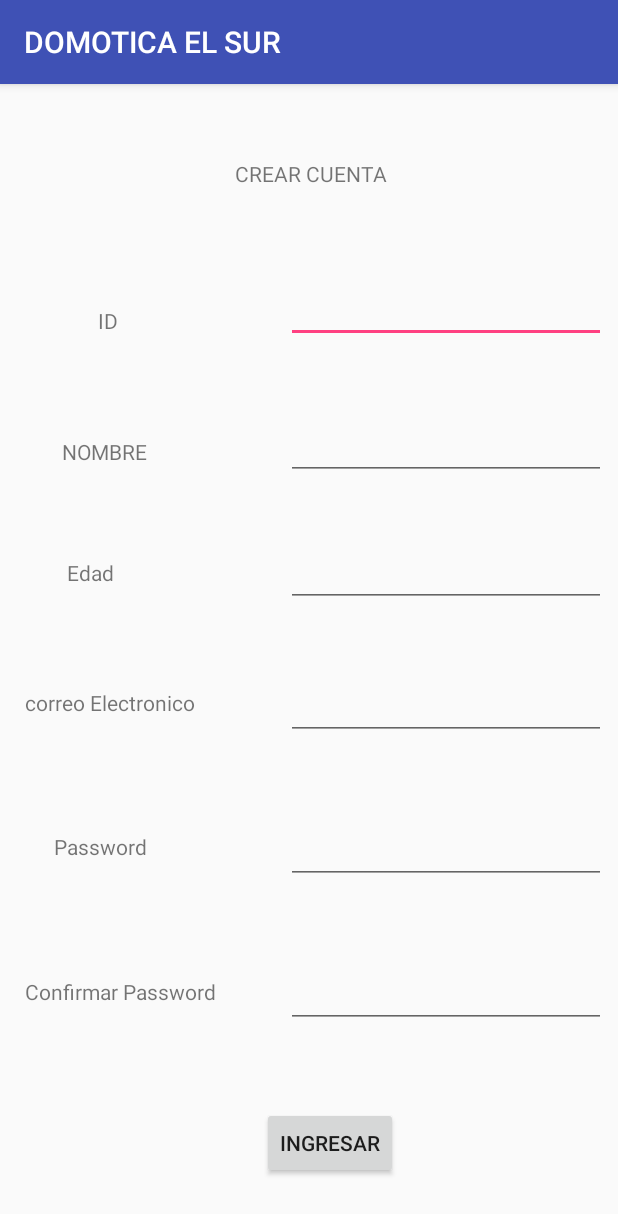
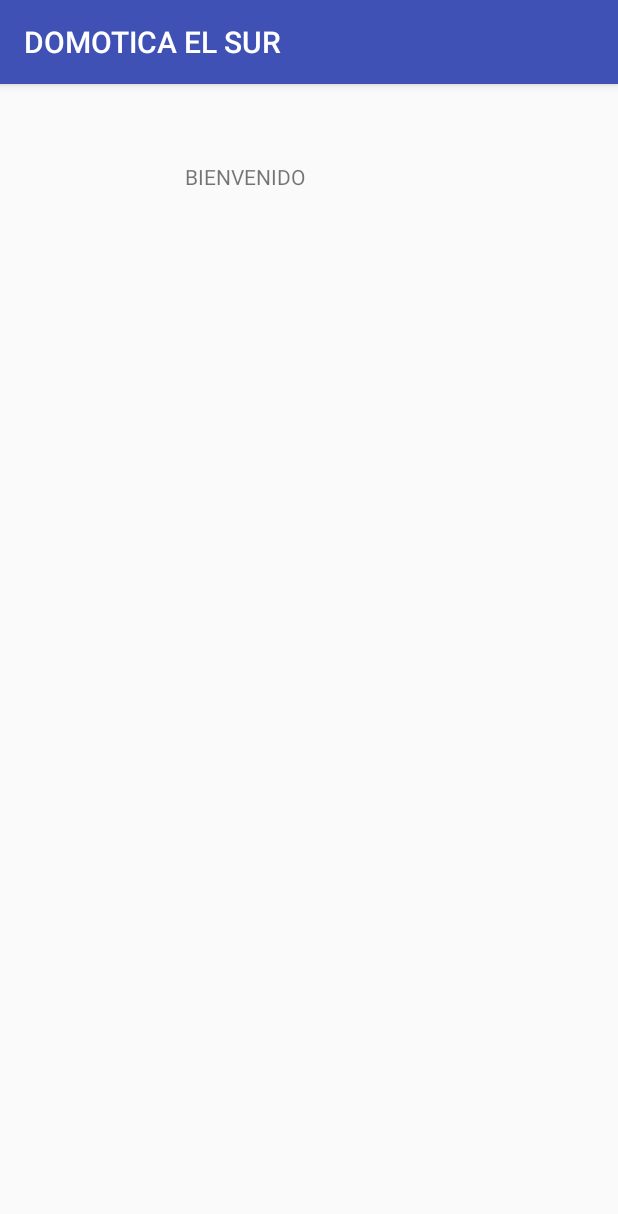
Before and after one commit to GonzaloDavid/ProyectoMoviles, an Android app: the CrearCuenta screen opened directly, with no data from a screen before it, after a tap on "INGRESAR", on a phone screen of 412 x 824 dp. Shown: the top 1214 px of the screen. Run offline under Robolectric (Android 15) with nearby library versions, the phone set to English and light mode, and no system bars; 1 statement that could not run was skipped.

Commit message:
Crear cuenta avanzado

```diff
--- a/app/src/main/AndroidManifest.xml
+++ b/app/src/main/AndroidManifest.xml
@@ -22,7 +22,8 @@
             </intent-filter>
         </activity>
         <activity android:name=".InicioSesion" />
-        <activity android:name=".CrearCuenta"></activity>
+        <activity android:name=".CrearCuenta" />
+        <activity android:name=".Bienvenido"></activity>
     </application>
 
 </manifest>
--- /dev/null
+++ b/app/src/main/java/com/example/movil/proyectomoviles/Bienvenido.java
@@ -0,0 +1,20 @@
+package com.example.movil.proyectomoviles;
+
+import android.support.v7.app.AppCompatActivity;
+import android.os.Bundle;
+
+public class Bienvenido extends AppCompatActivity {
+    CrearCuenta crearCuenta=new CrearCuenta();
+    String nombreB;
+
+    @Override
+    protected void onCreate(Bundle savedInstanceState) {
+        super.onCreate(savedInstanceState);
+        setContentView(R.layout.activity_bienvenido);
+    }
+    public void colocarNombreBienvenido()
+    {
+        nombreB=crearCuenta.getNombreBienvenido();
+
+    }
+}
--- a/app/src/main/java/com/example/movil/proyectomoviles/CrearCuenta.java
+++ b/app/src/main/java/com/example/movil/proyectomoviles/CrearCuenta.java
@@ -1,5 +1,6 @@
 package com.example.movil.proyectomoviles;
 
+import android.content.Intent;
 import android.support.v7.app.AppCompatActivity;
 import android.os.Bundle;
 import android.view.View;
@@ -12,6 +13,7 @@ public class CrearCuenta extends AppCompatActivity {
 
     EditText id,nombre,edad,correo,password,confPassword;
     ArrayList <Usuarios> listaUsuario=new ArrayList<>();
+    String nombreBienvenido="";
 
     @Override
     protected void onCreate(Bundle savedInstanceState) {
@@ -29,10 +31,21 @@ public class CrearCuenta extends AppCompatActivity {
        confPassword=(EditText) findViewById(R.id.eConfirPassword);
 
     }
-    public void llenarListaUsuarios(View view)
+    public void llenarListaUsuarios()
     {
         listaUsuario.add(new Usuarios(Integer.parseInt(id.getText().toString()),nombre.getText().toString(),edad.getText().toString(),correo.getText().toString(),password.getText().toString(),confPassword.getText().toString()));
-        Toast.makeText(getApplicationContext(),"USUARIO AGREGADO", Toast.LENGTH_SHORT).show();
+        nombreBienvenido=nombre.getText().toString();
+        Toast.makeText(getApplicationContext(),"USUARIO AGREGADO: "+nombreBienvenido, Toast.LENGTH_SHORT).show();
 
     }
+    public void llamarBienvenido(View view)
+    {
+        llenarListaUsuarios();
+        Intent intent=new Intent(this,Bienvenido.class);
+        startActivity(intent);
+    }
+
+    public String getNombreBienvenido() {
+        return nombreBienvenido;
+    }
 }
--- /dev/null
+++ b/app/src/main/res/layout/activity_bienvenido.xml
@@ -0,0 +1,42 @@
+<?xml version="1.0" encoding="utf-8"?>
+<android.support.constraint.ConstraintLayout xmlns:android="http://schemas.android.com/apk/res/android"
+    xmlns:app="http://schemas.android.com/apk/res-auto"
+    xmlns:tools="http://schemas.android.com/tools"
+    android:layout_width="match_parent"
+    android:layout_height="match_parent"
+    tools:context=".Bienvenido">
+
+    <TextView
+        android:id="@+id/textView4"
+        android:layout_width="166dp"
+        android:layout_height="46dp"
+        android:layout_marginBottom="8dp"
+        android:layout_marginEnd="8dp"
+        android:layout_marginLeft="8dp"
+        android:layout_marginRight="8dp"
+        android:layout_marginStart="8dp"
+        android:layout_marginTop="8dp"
+        android:text="BIENVENIDO"
+        app:layout_constraintBottom_toBottomOf="parent"
+        app:layout_constraintEnd_toEndOf="parent"
+        app:layout_constraintStart_toStartOf="parent"
+        app:layout_constraintTop_toTopOf="parent"
+        app:layout_constraintVertical_bias="0.062" />
+
+    <TextView
+        android:id="@+id/tvnombre"
+        android:layout_width="207dp"
+        android:layout_height="70dp"
+        android:layout_marginBottom="8dp"
+        android:layout_marginEnd="8dp"
+        android:layout_marginLeft="8dp"
+        android:layout_marginRight="8dp"
+        android:layout_marginStart="8dp"
+        android:layout_marginTop="8dp"
+        app:layout_constraintBottom_toBottomOf="parent"
+        app:layout_constraintEnd_toEndOf="parent"
+        app:layout_constraintHorizontal_bias="0.503"
+        app:layout_constraintStart_toStartOf="parent"
+        app:layout_constraintTop_toTopOf="parent"
+        app:layout_constraintVertical_bias="0.244" />
+</android.support.constraint.ConstraintLayout>
--- a/app/src/main/res/layout/activity_crear_cuenta.xml
+++ b/app/src/main/res/layout/activity_crear_cuenta.xml
@@ -256,7 +256,7 @@
         android:layout_marginRight="8dp"
         android:layout_marginStart="8dp"
         android:layout_marginTop="8dp"
-        android:onClick="llenarListaUsuarios"
+        android:onClick="llamarBienvenido"
         android:text="INGRESAR"
         app:layout_constraintBottom_toBottomOf="parent"
         app:layout_constraintEnd_toEndOf="parent"
--- a/app/src/main/res/values/strings.xml
+++ b/app/src/main/res/values/strings.xml
@@ -2,5 +2,4 @@
     <string name="app_name">DOMOTICA "EL SUR"</string>
 
 
-
 </resources>
```
